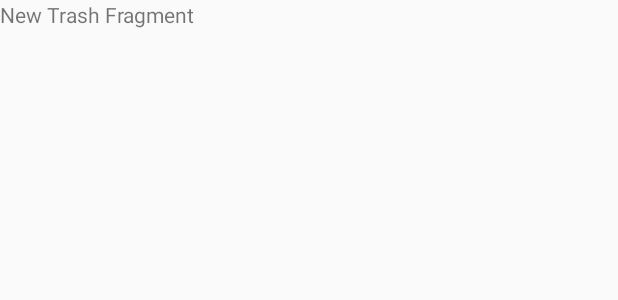
After one commit to lmavonyani/NBII-App, an Android app: the layout fragment_new_trash.xml on its own in the app's theme, with its tools: preview values and no code run, on a phone screen of 412 x 824 dp. The commit adds this screen. Shown: the top 300 px of the screen. Run offline under Robolectric (Android 15) with nearby library versions, the phone set to English and light mode, and no system bars.

Commit message:
Lukas Created Fragment for New Trash Menu Item.

```diff
--- /dev/null
+++ b/app/src/main/res/layout/fragment_new_trash.xml
@@ -0,0 +1,13 @@
+<FrameLayout xmlns:android="http://schemas.android.com/apk/res/android"
+    xmlns:tools="http://schemas.android.com/tools"
+    android:layout_width="match_parent"
+    android:layout_height="match_parent"
+    tools:context="com.nbiiapp.navigationdrawer.NewTrashFragment">
+
+    <!-- TODO: Update blank fragment layout -->
+    <TextView
+        android:layout_width="match_parent"
+        android:layout_height="match_parent"
+        android:text="@string/new_trash_fragment" />
+
+</FrameLayout>
--- a/app/src/main/res/values/strings.xml
+++ b/app/src/main/res/values/strings.xml
@@ -5,5 +5,6 @@
     <string name="drawer_close">Close</string>
 
     <!-- TODO: Remove or change this placeholder text -->
-    <string name="hello_blank_fragment">Hello blank fragment</string>
+    <string name="new_trash_fragment">New Trash Fragment</string>
+    <string name="hello_blank_fragment">Hello Blank Fragment</string>
 </resources>
```
Also changed, not shown: app/src/main/java/com/nbiiapp/navigationdrawer/MainActivity.java (+14 -7 lines), app/src/main/java/com/nbiiapp/navigationdrawer/NewTrashFragment.java (added, +108 -0 lines), app/src/main/res/layout/activity_main.xml (line endings or trailing spaces).
